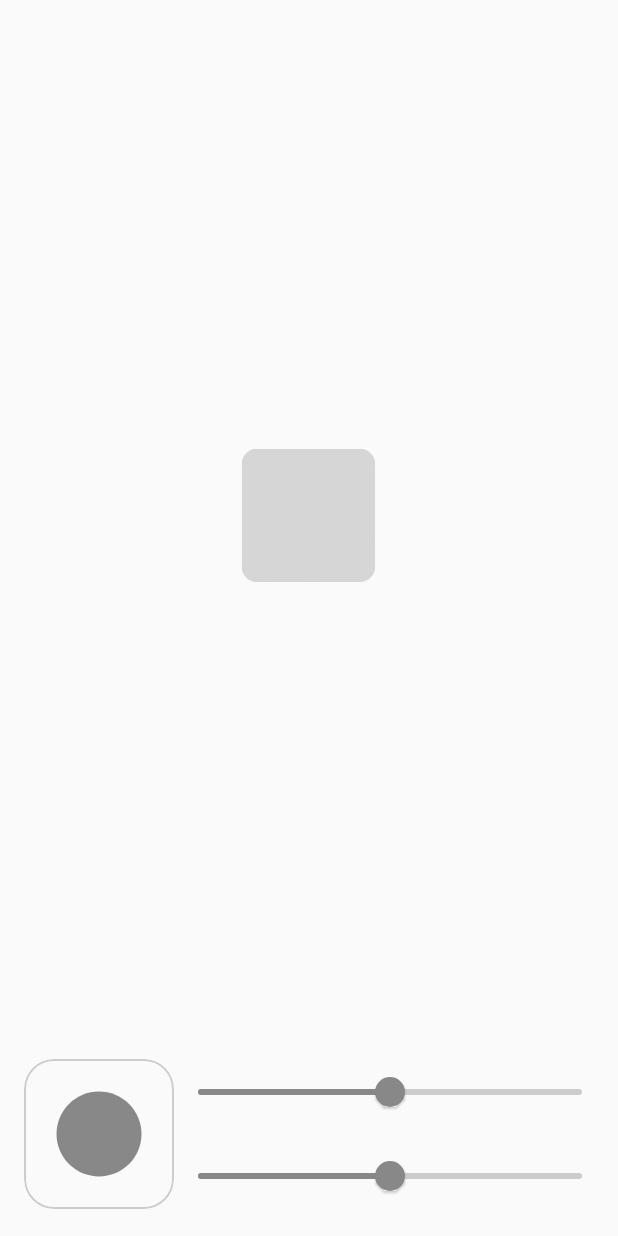
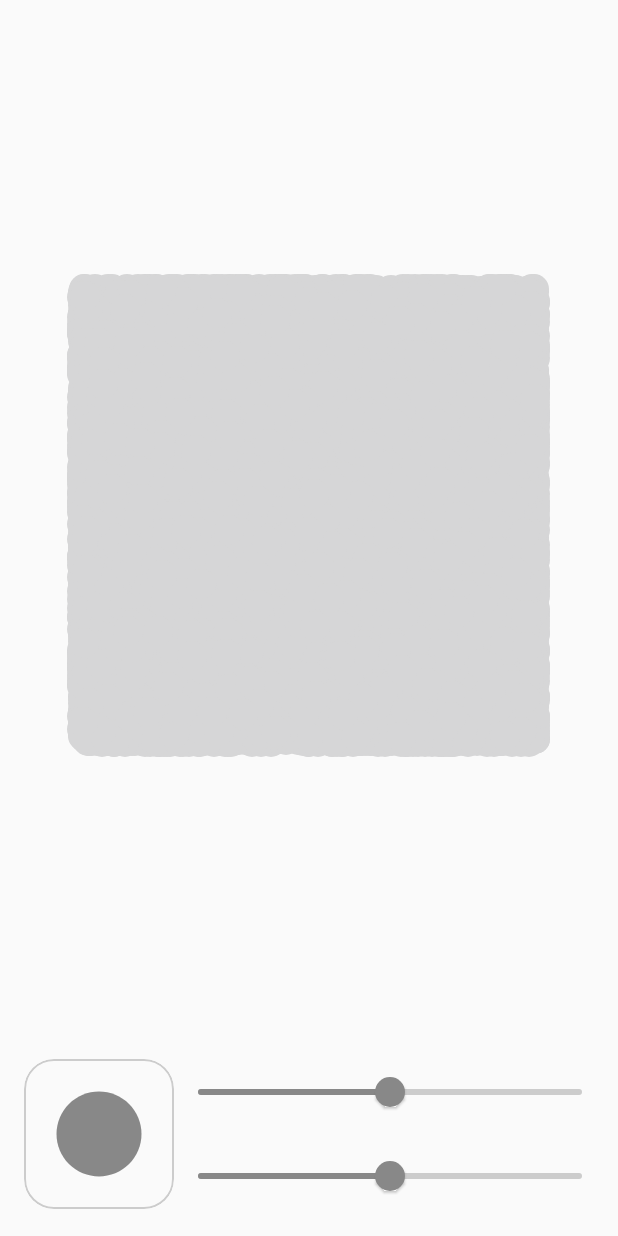
Before and after one commit to JungSangHyeon/2022-Seurat, an Android app built with Jetpack Compose: the screen it shows after launch (MainActivity), on a phone screen of 412 x 824 dp. Run offline under Robolectric (Android 15) with nearby library versions, the phone set to English and light mode, and no system bars; pictures from the network do not load.

Commit message:
Adjust default image size

```diff
--- a/app/src/main/java/com/example/seurat/domain/MainActivity.kt
+++ b/app/src/main/java/com/example/seurat/domain/MainActivity.kt
@@ -14,6 +14,7 @@ import androidx.compose.foundation.shape.RoundedCornerShape
 import androidx.compose.material.Slider
 import androidx.compose.material.SliderDefaults
 import androidx.compose.runtime.Composable
+import androidx.compose.runtime.LaunchedEffect
 import androidx.compose.runtime.MutableState
 import androidx.compose.runtime.mutableStateOf
 import androidx.compose.ui.Alignment
@@ -49,7 +50,7 @@ class MainActivity : ComponentActivity() {
         private const val ballCountPerFrameDiff = 100
     }
 
-    private var canvasSize: IntSize? = null
+    private var canvasSize = mutableStateOf<IntSize?>(null)
     private var pickImageBitmap: Bitmap? = null
     private var pointageBitmap = mutableStateOf<Bitmap?>(null)
 
@@ -59,13 +60,18 @@ class MainActivity : ComponentActivity() {
     override fun onCreate(savedInstanceState: Bundle?) {
         super.onCreate(savedInstanceState)
 
-        pickImageBitmap = getBitmapFromDrawable(this, R.drawable.seurat)
         startDrawPointage()
 
         setContent {
             Column(
                 modifier = Modifier.fillMaxSize()
             ) {
+                LaunchedEffect(canvasSize.value){
+                    canvasSize.value?.let {
+                        pickImageBitmap = getBitmapFromDrawable(this@MainActivity, R.drawable.seurat)
+                            .getAdjustSizeBitmap(it, canvasFillRatio)
+                    }
+                }
                 DrawingCanvas()
                 Controller()
             }
@@ -78,7 +84,7 @@ class MainActivity : ComponentActivity() {
             .fillMaxWidth()
             .weight(1f)
             .onGloballyPositioned {
-                canvasSize = it.size
+                canvasSize.value = it.size
             }
     ){
         pointageBitmap.value?.let {
@@ -149,7 +155,7 @@ class MainActivity : ComponentActivity() {
             lifecycleScope.launch {
                 pickImageBitmap = withContext(Dispatchers.IO) {
                     val rawBitmap = imageUri.getBitmap(this@MainActivity)
-                    val adjustedBitmap = canvasSize?.let { size ->
+                    val adjustedBitmap = canvasSize.value?.let { size ->
                         rawBitmap.getAdjustSizeBitmap(size, canvasFillRatio)
                     } ?: throw Exception("Canvas Size Not Initialized") // never happen
 
```
